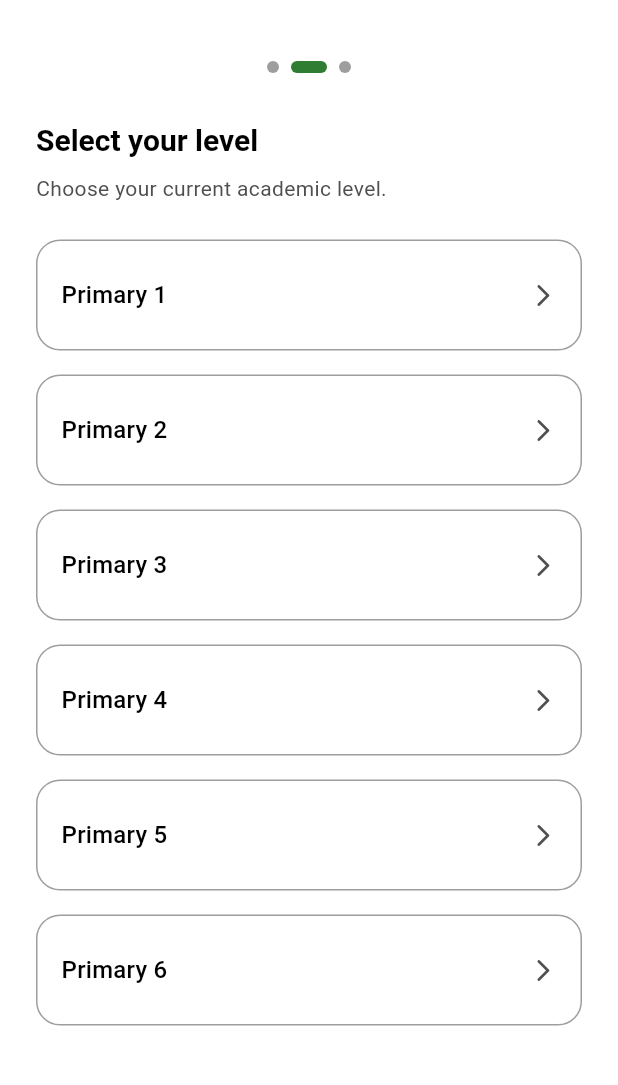
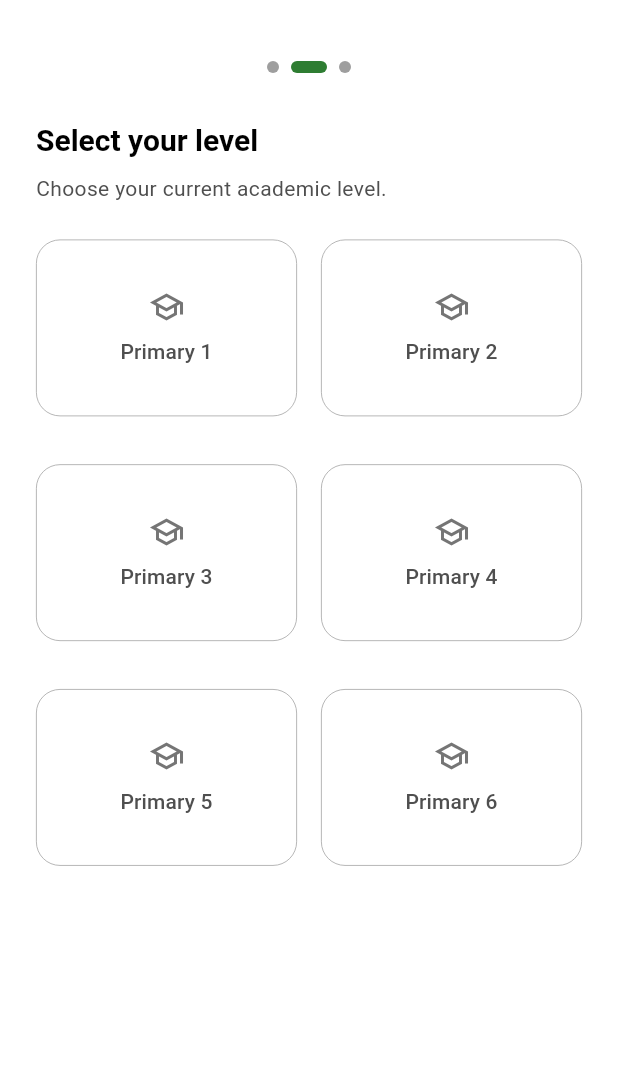
Before and after one commit to Emmanuel4503/STUDY-CIRCLE-APP-PROJECT, a Flutter app: the SSetupProfile screen opened by its route, after a tap on "Primary School", on a phone screen of 412 x 824 dp, the part 59-1144 px from its top. Run offline on Flutter 3.47's test engine with Material 3 defaults, Android fonts, the phone set to English and light mode, and no system bars; our stand-ins replace get, get_storage, iconsax_flutter; accounts and stored records are empty; statements that could not run were skipped.

Commit message:
changed to double option tile per role

```diff
--- a/lib/features/personalization/setup_profile/controller/setup_profile_controller.dart
+++ b/lib/features/personalization/setup_profile/controller/setup_profile_controller.dart
@@ -1,6 +1,6 @@
 import 'package:flutter/material.dart';
 import 'package:get/get.dart';
-import 'package:studycycle/features/cycle/Profile/profile.dart';
+import 'package:studycycle/features/cycle/profile/profile.dart';
 import 'package:studycycle/features/personalization/setup_profile/model/institution_type_model.dart';
 import 'package:studycycle/features/personalization/setup_profile/model/setup_profile_model.dart';
 import 'package:studycycle/utils/storage/dummy_data.dart';
@@ -8,104 +8,161 @@ import 'package:studycycle/utils/storage/dummy_data.dart';
 class SetupProfileController extends GetxController {
   static SetupProfileController get instance => Get.find();
 
+  /// Current page being displayed
   final currentStep = 0.obs;
-  final progressStep = 0.obs;
 
+  /// Data
   final setupProfileData = DummyData.setupProfileData;
 
+  /// Selected values
   final selectedCategory = Rxn<SetupProfileModel>();
   final selectedInstitution = Rxn<InstitutionTypeModel>();
   final selectedLevel = ''.obs;
 
   final schoolController = TextEditingController();
-  final highestCompletedStep = 0.obs;
 
-  void _updateCompletedStep() {
-  if (currentStep.value > highestCompletedStep.value) {
-    highestCompletedStep.value = currentStep.value;
-  }
-}
+  /// Furthest page the user has reached
+  final highestPageReached = 0.obs;
+
+  //==================================================
+  // CATEGORY
+  //==================================================
 
   void selectCategory(SetupProfileModel category) {
     selectedCategory.value = category;
 
-    // Clear previous selections
     selectedInstitution.value = null;
     selectedLevel.value = '';
     schoolController.clear();
 
-    // If category has institutions (e.g Tertiary) show Institution page.
     if (category.institutions != null) {
       currentStep.value = 1;
-      progressStep.value = 1;
     } else {
-      // Otherwise skip to Level page.
       currentStep.value = 2;
-      progressStep.value = 1;
     }
 
-    _updateCompletedStep();
+    _updateHighestPage();
+  }
 
-  }
+  //==================================================
+  // INSTITUTION
+  //==================================================
 
   void selectInstitution(InstitutionTypeModel institution) {
     selectedInstitution.value = institution;
+
     selectedLevel.value = '';
 
     currentStep.value = 2;
-     progressStep.value = 2;
 
-    _updateCompletedStep();
+    _updateHighestPage();
   }
 
-  // -----------------------------
+  //==================================================
+  // LEVEL
+  //==================================================
+
   void selectLevel(String level) {
     selectedLevel.value = level;
+
     currentStep.value = 3;
 
-    if (selectedCategory.value?.institutions != null) {
-    progressStep.value = 3;
-  } else {
-    progressStep.value = 2;
+    _updateHighestPage();
   }
 
-    _updateCompletedStep();
-  }
+  //==================================================
+  // BACK
+  //==================================================
 
   void previousStep() {
     if (currentStep.value == 3) {
       currentStep.value = 2;
-
-    if (selectedCategory.value?.institutions != null) {
-      progressStep.value = 2;
-    } else {
-      progressStep.value = 1;
-    }
     } else if (currentStep.value == 2) {
       if (selectedCategory.value?.institutions != null) {
         currentStep.value = 1;
-      progressStep.value = 1;
       } else {
         currentStep.value = 0;
-      progressStep.value = 0;
       }
     } else if (currentStep.value == 1) {
       currentStep.value = 0;
-    progressStep.value = 0;
     }
   }
+
+  //==================================================
+  // PAGE INDICATOR
+  //==================================================
+
+  /// Number of visible steps
   int get totalSteps {
-    if (selectedCategory.value?.institutions != null) {
-      return 4;
-    }
-    return 3;
+    return selectedCategory.value?.institutions != null ? 4 : 3;
   }
 
-  void goToStep(int step) {
-  if (step <= highestCompletedStep.value) {
-    currentStep.value = step;
+  /// Current indicator index
+  int get progressStep {
+    if (selectedCategory.value?.institutions != null) {
+      return currentStep.value;
+    }
+
+    switch (currentStep.value) {
+      case 0:
+        return 0;
+      case 2:
+        return 1;
+      case 3:
+        return 2;
+      default:
+        return 0;
     }
   }
+
+  /// Highest indicator reached
+  int get highestCompletedIndicator {
+    if (selectedCategory.value?.institutions != null) {
+      return highestPageReached.value;
+    }
+
+    switch (highestPageReached.value) {
+      case 0:
+        return 0;
+      case 2:
+        return 1;
+      case 3:
+        return 2;
+      default:
+        return 0;
+    }
+  }
+
+  void goToStep(int indicatorStep) {
+    if (indicatorStep > highestCompletedIndicator) return;
+
+    if (selectedCategory.value?.institutions != null) {
+      currentStep.value = indicatorStep;
+      return;
+    }
+
+    switch (indicatorStep) {
+      case 0:
+        currentStep.value = 0;
+        break;
+      case 1:
+        currentStep.value = 2;
+        break;
+      case 2:
+        currentStep.value = 3;
+        break;
+    }
+  }
+
+  void _updateHighestPage() {
+    if (currentStep.value > highestPageReached.value) {
+      highestPageReached.value = currentStep.value;
+    }
+  }
+
+  //==================================================
+  // FINISH
+  //==================================================
 
   void finishSetup() {
     Get.offAll(() => const ProfileScreen());
--- a/lib/features/personalization/setup_profile/setup_profile.dart
+++ b/lib/features/personalization/setup_profile/setup_profile.dart
@@ -16,11 +16,11 @@ class SSetupProfile extends StatelessWidget {
   Widget build(BuildContext context) {
     final controller = Get.put(SetupProfileController());
     const pages = [
-       SetupAcademicLevel(),
-       SetupInstitution(),
-       SetupLevel(),
-       SetupSchool(),
-    ];
+  SetupAcademicLevel(key: ValueKey('academic')),
+  SetupInstitution(key: ValueKey('institution')),
+  SetupLevel(key: ValueKey('level')),
+  SetupSchool(key: ValueKey('school')),
+];
     return Scaffold(
         appBar: const CustomAppBar(
           title: "Complete Profile",
@@ -32,7 +32,7 @@ class SSetupProfile extends StatelessWidget {
               children: [
                 PageIndicator(
                   count: controller.totalSteps,
-                  currentIndex: controller.progressStep.value,
+                  currentIndex: controller.progressStep,
                   onTap: controller.goToStep,
                 ),
                 const SizedBox(height: SSizes.spaceBtwSections),
--- a/lib/features/personalization/setup_profile/setup_steps/setup_academic_level.dart
+++ b/lib/features/personalization/setup_profile/setup_steps/setup_academic_level.dart
@@ -24,13 +24,26 @@ class SetupAcademicLevel extends GetView<SetupProfileController> {
         const SizedBox(height: SSizes.defaultSpace),
 
         Expanded(
-          child: ListView(
-            children: controller.setupProfileData.map((category) {
-              return SetupOptionTile(
-                title: category.category,
-                onTap: () => controller.selectCategory(category),
+          child: GridView.builder(
+            itemCount: controller.setupProfileData.length,
+            gridDelegate: const SliverGridDelegateWithFixedCrossAxisCount(
+              crossAxisCount: 2,
+              crossAxisSpacing: 16,
+              mainAxisSpacing: 16,
+              childAspectRatio: 1.3,
+            ),
+            itemBuilder: (context, index) {
+              final category = controller.setupProfileData[index];
+
+              return Obx(
+                () => SetupOptionTile(
+                  title: category.category,
+                  isSelected:
+                      controller.selectedCategory.value == category,
+                  onTap: () => controller.selectCategory(category),
+                ),
               );
-            }).toList(),
+            },
           ),
         ),
       ],
--- a/lib/features/personalization/setup_profile/setup_steps/setup_level.dart
+++ b/lib/features/personalization/setup_profile/setup_steps/setup_level.dart
@@ -27,17 +27,29 @@ class SetupLevel extends GetView<SetupProfileController> {
           ),
           const SizedBox(height: 24),
 
-          Expanded(
-            child: ListView(
-              children: levels.map((level) {
-                return SetupOptionTile(
+           Expanded(
+          child: GridView.builder(
+            itemCount: levels.length,
+            gridDelegate: const SliverGridDelegateWithFixedCrossAxisCount(
+              crossAxisCount: 2,
+              crossAxisSpacing: 16,
+              mainAxisSpacing: 16,
+              childAspectRatio: 1.3,
+            ),
+            itemBuilder: (context, index) {
+               final level = levels[index];
+
+              return Obx(
+                () => SetupOptionTile(
                   title: level,
-                  isSelected: controller.selectedLevel.value == level,
+                  isSelected:
+                      controller.selectedLevel.value == level,
                   onTap: () => controller.selectLevel(level),
-                );
-              }).toList(),
-            ),
+                ),
+              );
+            },
           ),
+        ),
         ],
       );
     });
--- a/lib/features/personalization/widgets/setup_option_tile.dart
+++ b/lib/features/personalization/widgets/setup_option_tile.dart
@@ -17,37 +17,43 @@ class SetupOptionTile extends StatelessWidget {
   @override
   Widget build(BuildContext context) {
     return InkWell(
-      borderRadius: BorderRadius.circular(16),
+      borderRadius: BorderRadius.circular(SSizes.md),
       onTap: onTap,
+      hoverColor: SColors.primaryLight.withAlpha(3),
+  splashColor: SColors.primary.withAlpha(8),
+  highlightColor: Colors.transparent,
+  focusColor: Colors.transparent,
       child: AnimatedContainer(
         duration: const Duration(milliseconds: 250),
         margin: const EdgeInsets.only(bottom: SSizes.spaceBtwItems),
         padding: const EdgeInsets.symmetric(
-          horizontal: SSizes.md,
-          vertical: SSizes.lg,
+          horizontal: SSizes.sm,
+          vertical: SSizes.md,
         ),
         decoration: BoxDecoration(
-          color: isSelected ? SColors.primary.withAlpha(123) : SColors.white,
-          borderRadius: BorderRadius.circular(16),
+          color: isSelected ? SColors.primary.withAlpha(2) : SColors.white,
+          borderRadius: BorderRadius.circular(SSizes.md),
           border: Border.all(
             color: isSelected ? SColors.primary : SColors.grey,
-            width: isSelected ? 2 : 1,
+            width: isSelected ? 1 : .5,
           ),
         ),
-        child: Row(
+        child: Column(
+          mainAxisAlignment: MainAxisAlignment.center,
           children: [
-            Expanded(
-              child: Text(
-                title,
-                style: Theme.of(context).textTheme.titleMedium,
-              ),
-            ),
             Icon(
               isSelected
                   ? Icons.check_circle
-                  : Icons.arrow_forward_ios_rounded,
-              color: isSelected ? SColors.primary : SColors.darkGrey,
-              size: 18,
+                  : Icons.school_outlined,
+              color: isSelected
+                  ? SColors.primary
+                  : Colors.grey.shade600,
+            ),
+            const SizedBox(height: SSizes.sm),
+            Text(
+              title,
+              textAlign: TextAlign.center,
+              style: Theme.of(context).textTheme.titleSmall,
             ),
           ],
         ),
```
Also changed, not shown: lib/features/personalization/setup_profile/setup_steps/setup_institution.dart (+22 -7 lines). Lines whose indentation alone changed are shown as unchanged.
